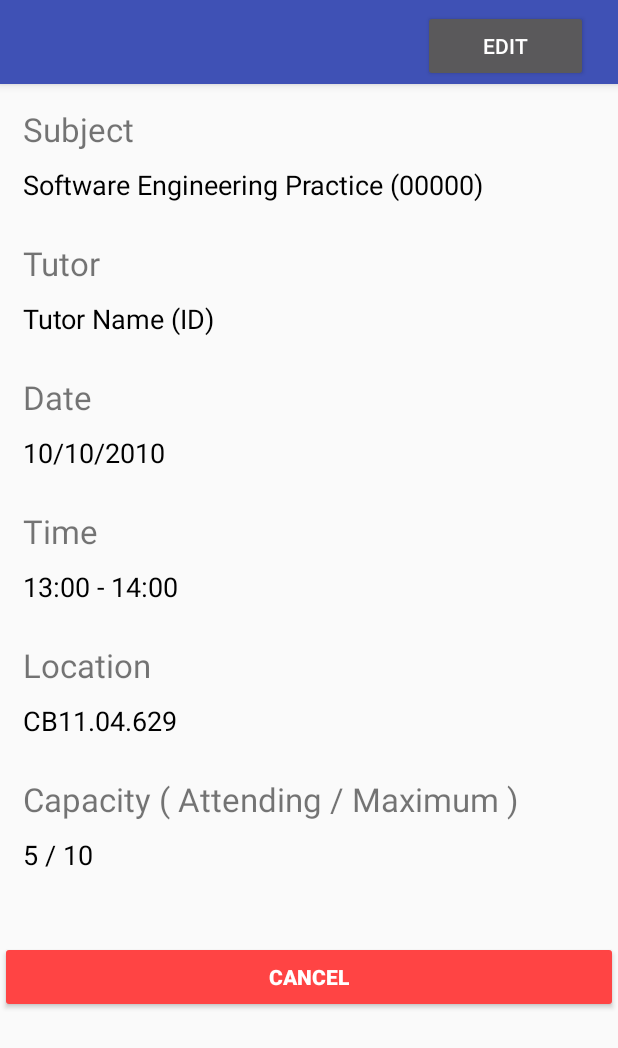
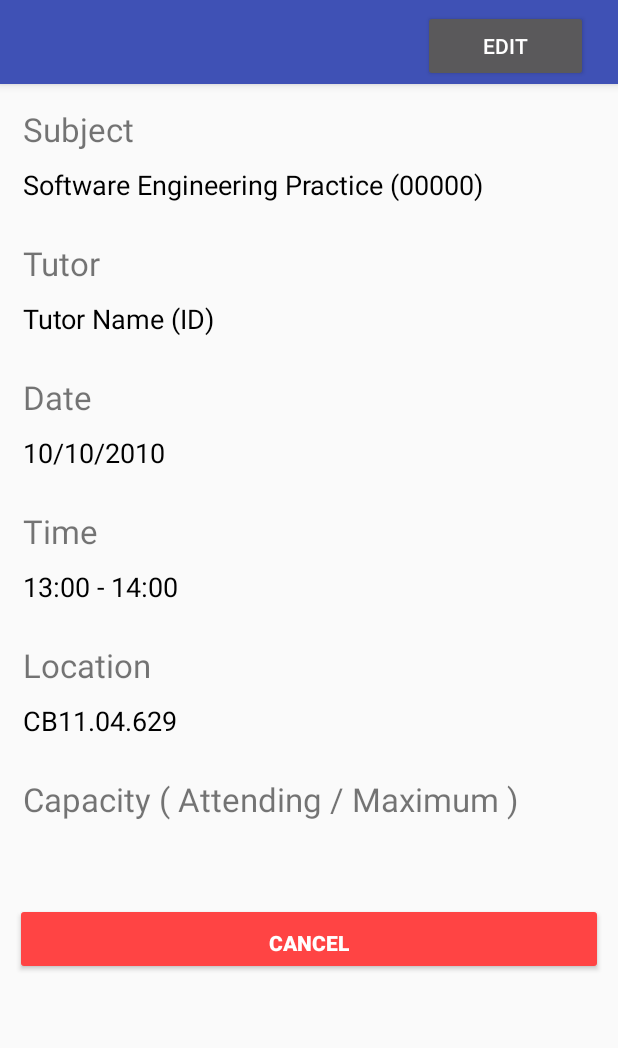
Before and after one commit to sc1122/SEPProject, an Android app: the layout activity_view_booking.xml on its own in the app's theme, with its tools: preview values and no code run, on a phone screen of 412 x 824 dp. Shown: the top 1048 px of the screen. Run offline under Robolectric (Android 15) with nearby library versions, the light colour scheme and no system bars.

Commit message:
A bunch of UI fixes for View Booking

```diff
--- a/SEPPrototype/app/src/main/java/uts/sep/tcba/sepprototype/Controller_MakeBooking.java
+++ b/SEPPrototype/app/src/main/java/uts/sep/tcba/sepprototype/Controller_MakeBooking.java
@@ -109,7 +109,8 @@ public class Controller_MakeBooking extends AppCompatActivity {
             @Override
             public void onItemSelected(AdapterView<?> adapterView, View view, int i, long l) {
                 Log.d("SELECTION", "MADE");
-                subject = Integer.parseInt(adapterView.getAdapter().getItem(i).toString().substring(0,5));
+                String subjectString = adapterView.getAdapter().getItem(i).toString();
+                subject = Integer.parseInt(subjectString.substring(subjectString.length()-6,subjectString.length()-1));
                 final int tutorID = currentUser.getTutorsForIndex(i);
                 FirebaseDatabase database = FirebaseDatabase.getInstance();
                 DatabaseReference ref = database.getReference("Users/" + tutorID);
--- a/SEPPrototype/app/src/main/java/uts/sep/tcba/sepprototype/Controller_TutorMenu.java
+++ b/SEPPrototype/app/src/main/java/uts/sep/tcba/sepprototype/Controller_TutorMenu.java
@@ -149,6 +149,7 @@ public class Controller_TutorMenu extends AppCompatActivity {
                     intent.putExtra("booking", selectedItem);
                     intent.putExtra("subject", currentTutor.getSubjects());
                     intent.putExtra("userType", currentTutor.getType());
+                    intent.putExtra("subject", currentTutor.getSubjectFromSubjects(selectedItem.getSubject()));
                     startActivityForResult(intent, 1);
                 }
             }
--- a/SEPPrototype/app/src/main/res/layout/activity_view_booking.xml
+++ b/SEPPrototype/app/src/main/res/layout/activity_view_booking.xml
@@ -157,10 +157,9 @@
                 <TextView
                     android:id="@+id/capacity"
                     android:layout_width="match_parent"
-                    android:layout_height="80dp"
+                    android:layout_height="wrap_content"
                     android:padding="10dp"
                     android:paddingStart="15dp"
-                    android:text="5 / 10"
                     android:textColor="@android:color/black"
                     android:textSize="18sp" />
 
@@ -169,6 +168,8 @@
                     style="@style/Widget.AppCompat.Button.Colored"
                     android:layout_width="match_parent"
                     android:layout_height="wrap_content"
+                    android:paddingTop="15dp"
+                    android:layout_margin="10dp"
                     android:text="Cancel"
                     android:textStyle="bold" />
 
```
Also changed, not shown: SEPPrototype/app/src/main/java/uts/sep/tcba/sepprototype/Controller_StudentMenu.java (+1 -14 lines), SEPPrototype/app/src/main/java/uts/sep/tcba/sepprototype/Controller_ViewBooking.java (+4 -5 lines), SEPPrototype/app/src/main/java/uts/sep/tcba/sepprototype/User.java (+10 -1 lines).
